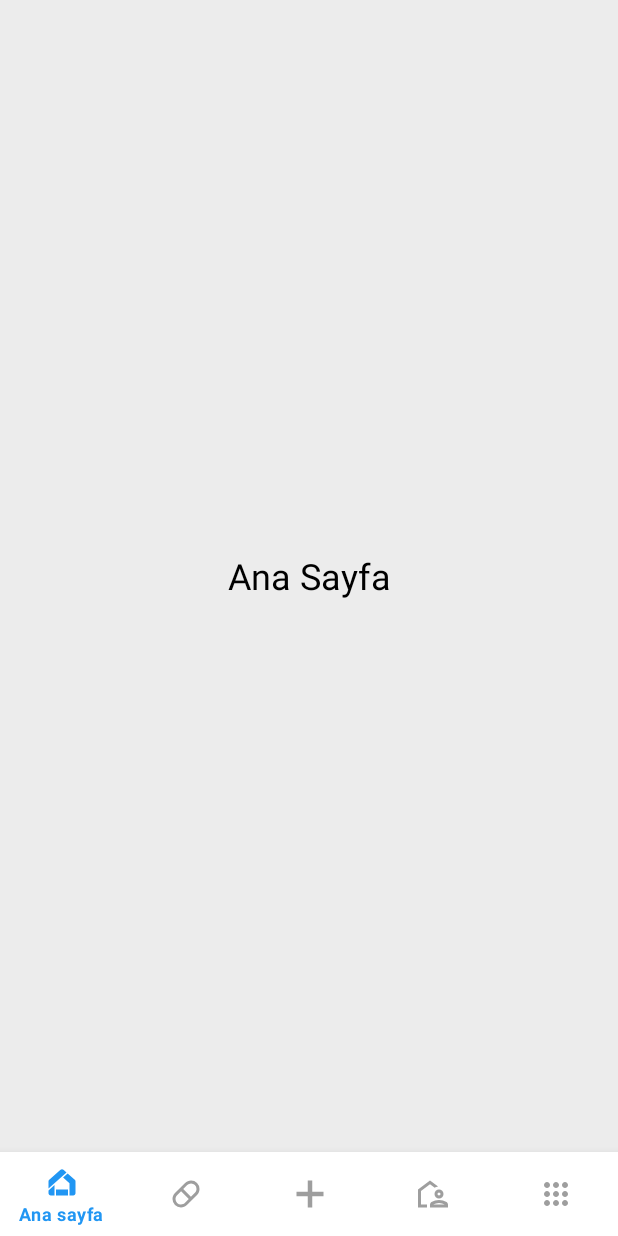
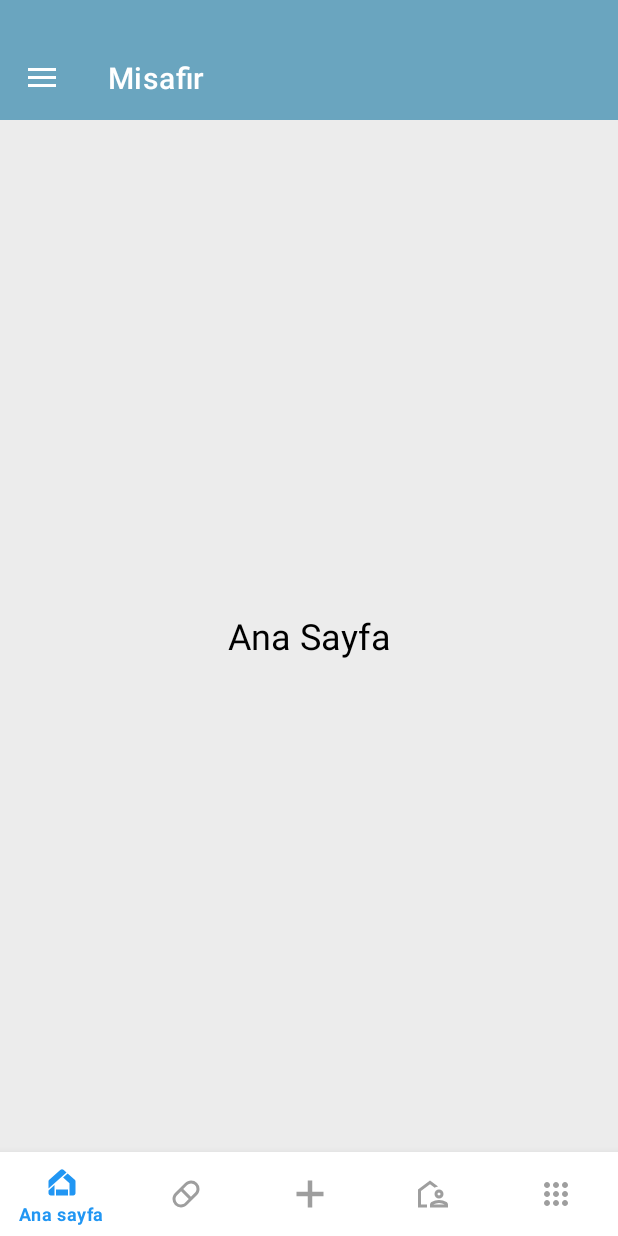
Before and after one commit to YasinCeyhan2021/MyApplication, an Android app: the screen it shows after launch (MainActivity), on a phone screen of 412 x 824 dp. Run offline under Robolectric (Android 15) with nearby library versions, the light colour scheme and no system bars.

Commit message:
Beşinci commit: toolbar özelliği eklendi

```diff
--- a/app/src/main/java/com/example/myapplication/MainActivity.java
+++ b/app/src/main/java/com/example/myapplication/MainActivity.java
@@ -3,10 +3,10 @@ package com.example.myapplication;
 import android.os.Bundle;
 
 import androidx.activity.EdgeToEdge;
+import androidx.appcompat.app.ActionBarDrawerToggle;
 import androidx.appcompat.app.AppCompatActivity;
-import androidx.core.graphics.Insets;
-import androidx.core.view.ViewCompat;
-import androidx.core.view.WindowInsetsCompat;
+import androidx.appcompat.widget.Toolbar;
+import androidx.drawerlayout.widget.DrawerLayout;
 import androidx.fragment.app.Fragment;
 import androidx.fragment.app.FragmentManager;
 import androidx.fragment.app.FragmentTransaction;
@@ -14,48 +14,32 @@ import androidx.fragment.app.FragmentTransaction;
 import com.google.android.material.bottomnavigation.BottomNavigationView;
 
 public class MainActivity extends AppCompatActivity {
-
+    BottomNavigationView bottomNav;
+    DrawerLayout drawerLayout;
+    Toolbar toolbar;
     @Override
     protected void onCreate(Bundle savedInstanceState) {
         super.onCreate(savedInstanceState);
         EdgeToEdge.enable(this);
         setContentView(R.layout.activity_main);
-        BottomNavigationView bottomNav = findViewById(R.id.bottom_nav);
-
         // Başlangıç fragment
         loadFragment(new HomeFragment());
+        bottomNav = (BottomNavigationView) findViewById(R.id.bottom_nav);
+        // Toolbar bağlantısı
+        toolbar = (Toolbar) findViewById(R.id.toolbar);
+        setSupportActionBar(toolbar);
 
-        /*
+        // Drawer bağlantısı
         drawerLayout = findViewById(R.id.drawer_layout);
-        navigationView = findViewById(R.id.nav_view);
 
-        // Menüyü dinlemek için NavigationView'e onItemSelectedListener ekleyelim
-        navigationView.setNavigationItemSelectedListener(new NavigationView.OnNavigationItemSelectedListener() {
-            @Override
-            public boolean onNavigationItemSelected(@NonNull MenuItem menuItem) {
-                // Seçilen item'ı alıyoruz
-                int id = menuItem.getItemId();
-                switch (id) {
-                    case R.id.nav_home:
-                        // Anasayfa seçildiğinde yapılacak işlemler
-                        showHomeFragment();
-                        break;
-                    case R.id.nav_settings:
-                        // Ayarlar seçildiğinde yapılacak işlemler
-                        Toast.makeText(MainActivity.this, "Ayarlar seçildi", Toast.LENGTH_SHORT).show();
-                        break;
-                    case R.id.nav_logout:
-                        // Çıkış işlemi
-                        Toast.makeText(MainActivity.this, "Çıkış yapılıyor", Toast.LENGTH_SHORT).show();
-                        break;
-                }
+        // Menü toggle
+        ActionBarDrawerToggle toggle = new ActionBarDrawerToggle(
+                this, drawerLayout, toolbar,
+                R.string.navigation_drawer_open,
+                R.string.navigation_drawer_close);
 
-                // Çekmeceyi kapat
-                drawerLayout.closeDrawers();
-                return true;
-            }
-        });
-         */
+        drawerLayout.addDrawerListener(toggle);
+        toggle.syncState();
 
 
 
--- a/app/src/main/res/layout/activity_main.xml
+++ b/app/src/main/res/layout/activity_main.xml
@@ -1,27 +1,36 @@
 <?xml version="1.0" encoding="utf-8"?>
-<RelativeLayout xmlns:android="http://schemas.android.com/apk/res/android"
+<androidx.drawerlayout.widget.DrawerLayout
+    xmlns:android="http://schemas.android.com/apk/res/android"
     xmlns:app="http://schemas.android.com/apk/res-auto"
+    android:id="@+id/drawer_layout"
     android:layout_width="match_parent"
     android:layout_height="match_parent">
 
-    <!-- Fragment'ların geleceği yer -->
+    <!-- Ana içerik -->
+    <RelativeLayout
+        android:layout_width="match_parent"
+        android:layout_height="match_parent">
+
+        <!-- Mavi Toolbar -->
+        <androidx.appcompat.widget.Toolbar
+            android:id="@+id/toolbar"
+            android:layout_width="match_parent"
+            android:layout_height="wrap_content"
+            android:background="@color/splash_background"
+            android:theme="@style/ThemeOverlay.AppCompat.Dark.ActionBar"
+            app:title="@string/user"
+            app:titleTextColor="@color/white"
+            android:paddingTop="24dp" />
+
+        <!-- Fragment İçeriği -->
         <FrameLayout
             android:id="@+id/container"
             android:layout_width="match_parent"
             android:layout_height="match_parent"
+            android:layout_below="@id/toolbar"
             android:layout_above="@id/bottom_nav" />
 
-    <!-- Navigation Drawer
-    <com.google.android.material.navigation.NavigationView
-        android:id="@+id/nav_view"
-        android:layout_width="wrap_content"
-        android:layout_height="match_parent"
-        android:layout_gravity="start"
-        app:headerLayout="@layout/nav_header"
-        app:menu="@menu/drawer_menu" />
-    -->
-
-
+        <!-- BottomNavigation -->
         <com.google.android.material.bottomnavigation.BottomNavigationView
             android:id="@+id/bottom_nav"
             android:layout_width="match_parent"
@@ -34,5 +43,15 @@
             android:background="@color/white"
             app:itemBackground="@color/white" />
 
+    </RelativeLayout>
 
-</RelativeLayout>
+    <!-- Navigation Drawer Menü -->
+    <com.google.android.material.navigation.NavigationView
+        android:id="@+id/nav_view"
+        android:layout_width="wrap_content"
+        android:layout_height="match_parent"
+        android:layout_gravity="start"
+        app:menu="@menu/drawer_menu"
+        app:headerLayout="@layout/nav_header" />
+
+</androidx.drawerlayout.widget.DrawerLayout>
--- a/app/src/main/res/values/strings.xml
+++ b/app/src/main/res/values/strings.xml
@@ -1,5 +1,6 @@
 <resources>
     <string name="app_name">MediFamily</string>
-    <!-- TODO: Remove or change this placeholder text -->
-    <string name="hello_blank_fragment">Hello blank fragment</string>
+    <string name="user">Misafir</string>
+    <string name="navigation_drawer_open">Aç</string>
+    <string name="navigation_drawer_close">Kapat</string>
 </resources>
```
Also changed, not shown: app/src/main/res/drawable/ic_profile.xml (added, +9 -0 lines), app/src/main/res/layout/nav_header.xml (+12 -11 lines). Lines whose indentation alone changed are shown as unchanged.
